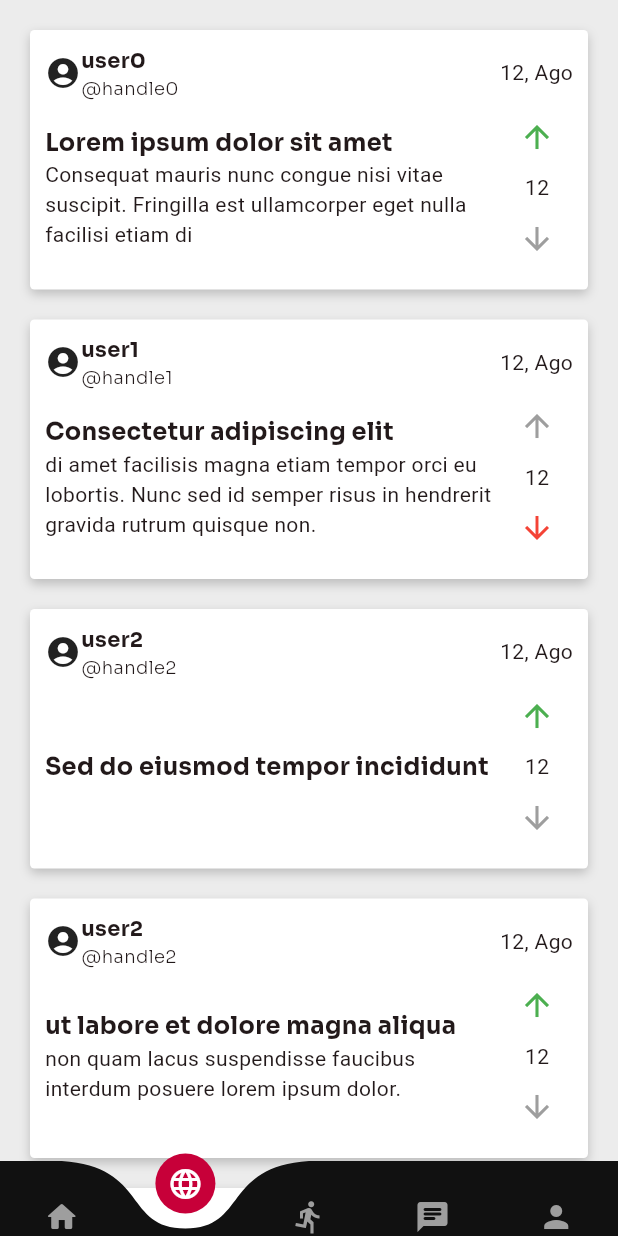
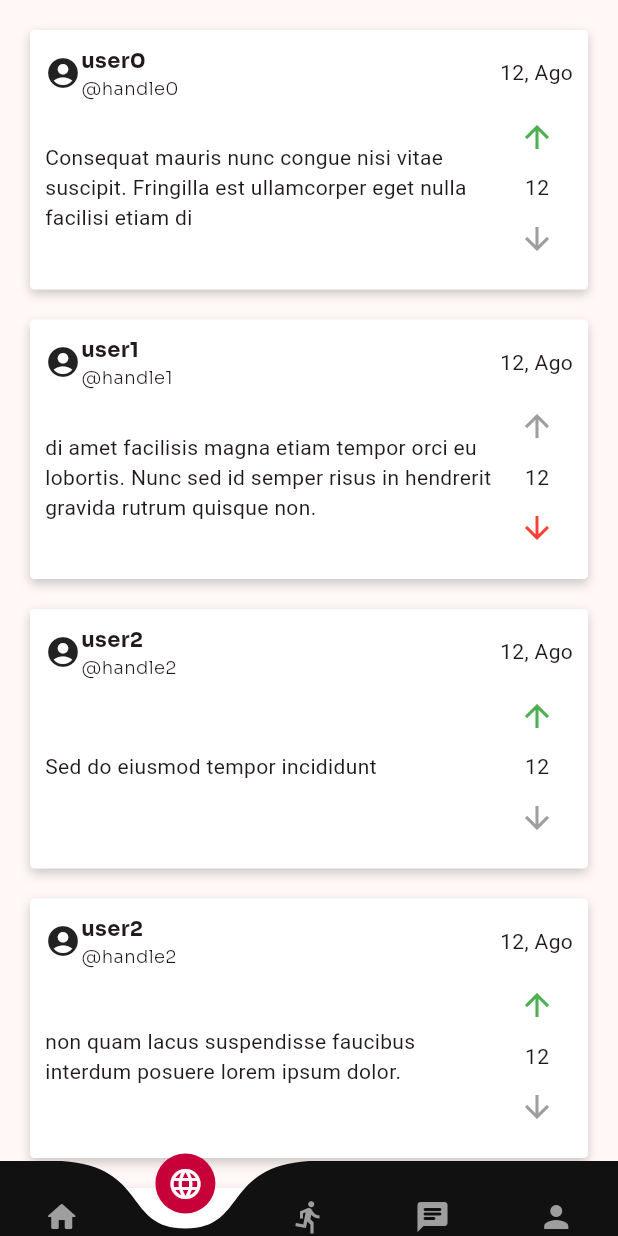
Before and after one commit to Sonya-c/sportlingo, a Flutter app: the screen it shows after launch, swiped to page 2, on a phone screen of 412 x 824 dp. Run offline on Flutter 3.47's test engine with Material 2 defaults, Android fonts, the light colour scheme and no system bars; drawn by our look-alikes of curved_navigation_bar; our stand-ins replace email_validator, flutter_svg, get, google_fonts, loggy, percent_indicator.

Commit message:
feat: controllers

```diff
--- a/lib/main.dart
+++ b/lib/main.dart
@@ -2,9 +2,12 @@ import 'package:flutter/material.dart';
 import 'package:get/get.dart';
 import 'package:loggy/loggy.dart';
 import 'package:sportlingo/ui/app.dart';
+import 'package:sportlingo/ui/controllers/activity_controller.dart';
 import 'package:sportlingo/ui/controllers/auth_controller.dart';
+import 'package:sportlingo/ui/controllers/chat_controller.dart';
 import 'package:sportlingo/ui/controllers/posts_controller.dart';
 import 'package:sportlingo/ui/controllers/user_controller.dart';
+import 'package:sportlingo/ui/controllers/users_controller.dart';
 
 void main() {
   Loggy.initLoggy(
@@ -17,7 +20,10 @@ void main() {
 
   Get.put(AuthController());
   Get.put(UserController());
+  Get.put(UsersController());
   Get.put(PostsController());
+  Get.put(ChatController());
+  Get.put(ActivityController());
 
   runApp(const App());
 }
--- a/lib/ui/app.dart
+++ b/lib/ui/app.dart
@@ -20,6 +20,7 @@ class App extends StatelessWidget {
         useMaterial3: true,
       ),
       // home: _authController.isLogged ? Content() : LoginPage(),
-        home: Content());
+      home: Content(),
+    );
   }
 }
--- a/lib/ui/controllers/posts_controller.dart
+++ b/lib/ui/controllers/posts_controller.dart
@@ -8,9 +8,9 @@ class PostsController extends GetxController with UiLoggy {
 
   final RxList posts = [
     {
+      "postid": 1,
       "username": "user0",
       "handle": "handle0",
-      "title": "Lorem ipsum dolor sit amet",
       "body":
           "Consequat mauris nunc congue nisi vitae suscipit. Fringilla est ullamcorper eget nulla facilisi etiam di",
       "date": "12, Ago",
@@ -18,9 +18,9 @@ class PostsController extends GetxController with UiLoggy {
       "upvote": true,
     },
     {
+      "postid": 2,
       "username": "user1",
       "handle": "handle1",
-      "title": "Consectetur adipiscing elit",
       "body":
           "di amet facilisis magna etiam tempor orci eu lobortis. Nunc sed id semper risus in hendrerit gravida rutrum quisque non. ",
       "date": "12, Ago",
@@ -28,18 +28,18 @@ class PostsController extends GetxController with UiLoggy {
       "upvote": false,
     },
     {
+      "postid": 3,
       "username": "user2",
       "handle": "handle2",
-      "title": "Sed do eiusmod tempor incididunt",
-      "body": null,
+      "body": "Sed do eiusmod tempor incididunt",
       "date": "12, Ago",
       "rating": 12,
       "upvote": true,
     },
     {
+      "postid": 4,
       "username": "user2",
       "handle": "handle2",
-      "title": "ut labore et dolore magna aliqua",
       "body":
           "non quam lacus suspendisse faucibus interdum posuere lorem ipsum dolor.",
       "date": "12, Ago",
@@ -47,9 +47,9 @@ class PostsController extends GetxController with UiLoggy {
       "upvote": true,
     },
     {
+      "postid": 5,
       "username": "user2",
       "handle": "handle2",
-      "title": "Ut enim ad minim veniam",
       "body":
           "ipsum dolor. Consequat mauris nunc congue nisi vitae suscipit. Fringilla est ullamcorper eget nulla facilisi etiam di.",
       "date": "12, Ago",
@@ -57,18 +57,18 @@ class PostsController extends GetxController with UiLoggy {
       "upvote": true,
     },
     {
+      "postid": 6,
       "username": "user2",
       "handle": "handle2",
-      "title": "quis nostrud exercitation ullamco",
-      "body": null,
+      "body": "quis nostrud exercitation ullamco",
       "date": "12, Ago",
       "rating": 12,
       "upvote": true,
     },
     {
+      "postid": 7,
       "username": "user2",
       "handle": "handle2",
-      "title": "laboris nisi ut aliquip ex ea commodo",
       "body":
           "di. Consequat mauris nunc congue nisi vitae suscipit. Fringilla est ullamcorper eget nulla facilisi etiam di.",
       "date": "12, Ago",
--- a/lib/ui/pages/content/content.dart
+++ b/lib/ui/pages/content/content.dart
@@ -34,7 +34,8 @@ class _ContentState extends State<Content> {
     ever(_authController.logged,
         (isLogged) => isLogged ? null : Get.to(() => LoginPage()));
 
-    return Scaffold(
+    return SafeArea(
+      child: Scaffold(
         body: PageView(
           controller: widget._pageController,
           onPageChanged: (value) => {
@@ -90,6 +91,7 @@ class _ContentState extends State<Content> {
                 curve: Curves.bounceInOut);
           },
         ),
+      ),
     );
   }
 }
--- a/lib/ui/pages/content/home_page.dart
+++ b/lib/ui/pages/content/home_page.dart
@@ -15,6 +15,7 @@ class HomePage extends StatelessWidget {
   Widget build(BuildContext context) {
     return Obx(
       () => ScrollLayout(
+        alignment: Alignment.topCenter,
         backgroundColor: const Color.fromARGB(255, 236, 236, 236),
         children: [
           DailyObjetives(
--- a/lib/ui/pages/content/posts/feed_page.dart
+++ b/lib/ui/pages/content/posts/feed_page.dart
@@ -13,17 +13,17 @@ class FeedPage extends StatelessWidget {
   Widget build(BuildContext context) {
     return Obx(
       () => ScrollLayout(
-        backgroundColor: Color.fromARGB(255, 236, 236, 236),
+        backgroundColor: const Color.fromARGB(255, 236, 236, 236),
         children: [
           ListView.builder(
             shrinkWrap: true,
+            physics: const ScrollPhysics(),
             itemCount: _postController.currentPosts.length,
             padding: const EdgeInsets.all(10),
             itemBuilder: (context, index) {
               return PostCard(
                 username: _postController.currentPosts[index]["username"],
                 handle: _postController.currentPosts[index]["handle"],
-                title: _postController.currentPosts[index]["title"],
                 body: _postController.currentPosts[index]["body"],
                 date: _postController.currentPosts[index]["date"],
                 rating: _postController.currentPosts[index]["rating"],
--- a/lib/ui/utils/scroll_layout.dart
+++ b/lib/ui/utils/scroll_layout.dart
@@ -5,32 +5,30 @@ class ScrollLayout extends StatelessWidget {
   final LinearGradient? backgroundGradient;
   final Color? backgroundColor;
   final EdgeInsetsGeometry? padding;
+  final AlignmentGeometry alignment;
 
-  const ScrollLayout({
-    super.key,
+  const ScrollLayout(
+      {super.key,
       required this.children,
       this.backgroundGradient,
       this.backgroundColor,
       this.padding,
-  });
+      this.alignment = Alignment.center});
 
   @override
   Widget build(BuildContext context) {
-    return Scaffold(
-      backgroundColor: backgroundColor,
-      body: Container(
+    return Container(
       decoration: BoxDecoration(
         gradient: backgroundGradient,
       ),
       padding: padding,
-        alignment: Alignment.center,
+      alignment: alignment,
       child: SingleChildScrollView(
         child: Column(
             mainAxisAlignment: MainAxisAlignment.center,
             mainAxisSize: MainAxisSize.max,
             children: children),
       ),
-      ),
     );
   }
 }
--- a/lib/ui/widgets/posts_widgets/post_card.dart
+++ b/lib/ui/widgets/posts_widgets/post_card.dart
@@ -4,7 +4,6 @@ import 'package:sportlingo/ui/utils/text_styles.dart';
 class PostCard extends StatelessWidget {
   final String username;
   final String handle;
-  final String title;
   final String? body;
   final String date;
   final int rating;
@@ -14,8 +13,7 @@ class PostCard extends StatelessWidget {
     super.key,
     required this.username,
     required this.handle,
-    required this.title,
-    this.body,
+    required this.body,
     required this.date,
     required this.rating,
     required this.upvote,
@@ -59,10 +57,6 @@ class PostCard extends StatelessWidget {
             crossAxisAlignment: CrossAxisAlignment.start,
             mainAxisSize: MainAxisSize.max,
             children: [
-              Text(
-                title,
-                style: sora['m']!.copyWith(fontWeight: FontWeight.bold),
-              ),
               body == null
                   ? const SizedBox()
                   : Text(
--- a/pubspec.yaml
+++ b/pubspec.yaml
@@ -42,6 +42,7 @@ dependencies:
   curved_navigation_bar: ^1.0.3
   percent_indicator: ^4.2.3
   flutter_svg: ^2.0.9
+  flutter_floating_bottom_bar: ^1.2.0
 
 dev_dependencies:
   flutter_test:
```
Also changed, not shown: lib/ui/controllers/activity_controller.dart (added, +20 -0 lines), lib/ui/controllers/chat_controller.dart (added, +30 -0 lines), lib/ui/controllers/user_controller.dart (+7 -0 lines), lib/ui/controllers/users_controller.dart (added, +44 -0 lines), lib/ui/pages/authentication/login_page.dart (+6 -3 lines), lib/ui/pages/authentication/singup_page.dart (+7 -3 lines), lib/ui/pages/content/run/run_page.dart (+56 -10 lines), pubspec.lock. Lines whose indentation alone changed are shown as unchanged.
